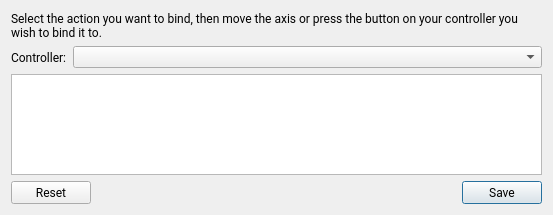
First picture: the form in MissionControl/glfwmapdialog.ui, repository wuspy/soro, before the edit.
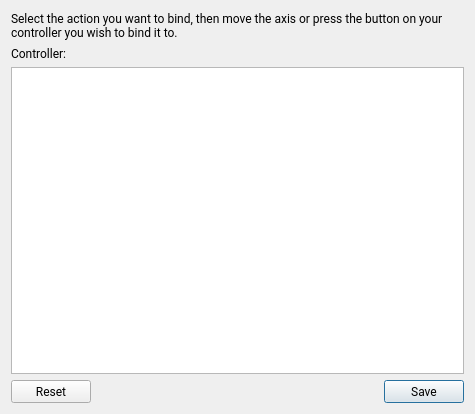
Second picture: the form after the edit.

```diff
--- a/MissionControl/glfwmapdialog.ui
+++ b/MissionControl/glfwmapdialog.ui
@@ -6,16 +6,10 @@
    <rect>
     <x>0</x>
     <y>0</y>
-    <width>553</width>
-    <height>215</height>
+    <width>475</width>
+    <height>414</height>
    </rect>
   </property>
-  <property name="sizePolicy">
-   <sizepolicy hsizetype="MinimumExpanding" vsizetype="Minimum">
-    <horstretch>0</horstretch>
-    <verstretch>0</verstretch>
-   </sizepolicy>
-  </property>
   <property name="windowTitle">
    <string>Edit Controller Bindings</string>
   </property>
@@ -35,46 +29,14 @@
      </property>
     </widget>
    </item>
-   <item row="1" column="0">
-    <widget class="QLabel" name="controllerLabel">
-     <property name="font">
-      <font>
-       <family>Roboto</family>
-       <weight>50</weight>
-       <bold>false</bold>
-      </font>
-     </property>
-     <property name="text">
-      <string>Controller:</string>
-     </property>
-    </widget>
-   </item>
-   <item row="1" column="1">
-    <widget class="QComboBox" name="gamepadsComboBox"/>
-   </item>
    <item row="2" column="0" colspan="2">
     <widget class="QTableWidget" name="tableWidget">
      <property name="sizePolicy">
       <sizepolicy hsizetype="Expanding" vsizetype="Expanding">
        <horstretch>0</horstretch>
-       <verstretch>0</verstretch>
+       <verstretch>1</verstretch>
       </sizepolicy>
      </property>
-     <property name="maximumSize">
-      <size>
-       <width>16777215</width>
-       <height>16777215</height>
-      </size>
-     </property>
-     <property name="baseSize">
-      <size>
-       <width>0</width>
-       <height>0</height>
-      </size>
-     </property>
-     <property name="sizeAdjustPolicy">
-      <enum>QAbstractScrollArea::AdjustToContents</enum>
-     </property>
     </widget>
    </item>
    <item row="3" column="0" colspan="2">
@@ -92,6 +54,20 @@
      </property>
     </widget>
    </item>
+   <item row="1" column="0" colspan="2">
+    <widget class="QLabel" name="controllerLabel">
+     <property name="font">
+      <font>
+       <family>Roboto</family>
+       <weight>50</weight>
+       <bold>false</bold>
+      </font>
+     </property>
+     <property name="text">
+      <string>Controller:</string>
+     </property>
+    </widget>
+   </item>
   </layout>
  </widget>
  <resources/>
```
Left out of the diff: 2 changed lines with no effect on the pictures.
